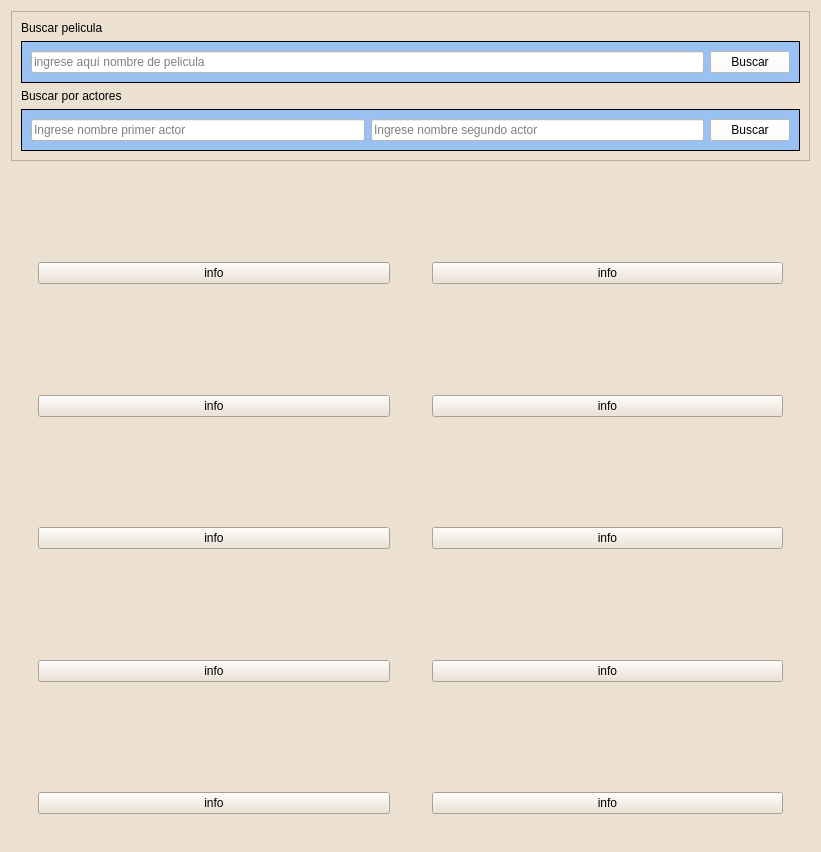
Above: ui/ventana_principal.ui from EdgardoDanielSoto/buscador-de-peliculas before the change. Below: the same form after it.
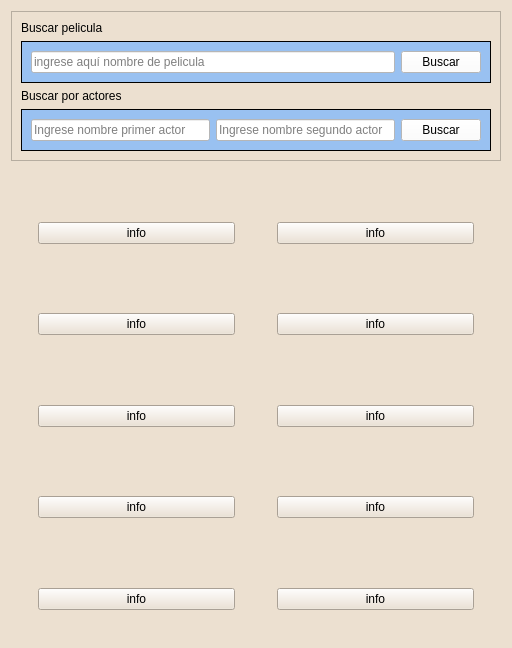
That is the form after the change.

The edit to the form file:
```diff
--- a/ui/ventana_principal.ui
+++ b/ui/ventana_principal.ui
@@ -6,8 +6,8 @@
    <rect>
     <x>0</x>
     <y>0</y>
-    <width>821</width>
-    <height>852</height>
+    <width>512</width>
+    <height>648</height>
    </rect>
   </property>
   <property name="windowTitle">
```
Left out of the diff: 2 changed lines with no effect on the pictures.
